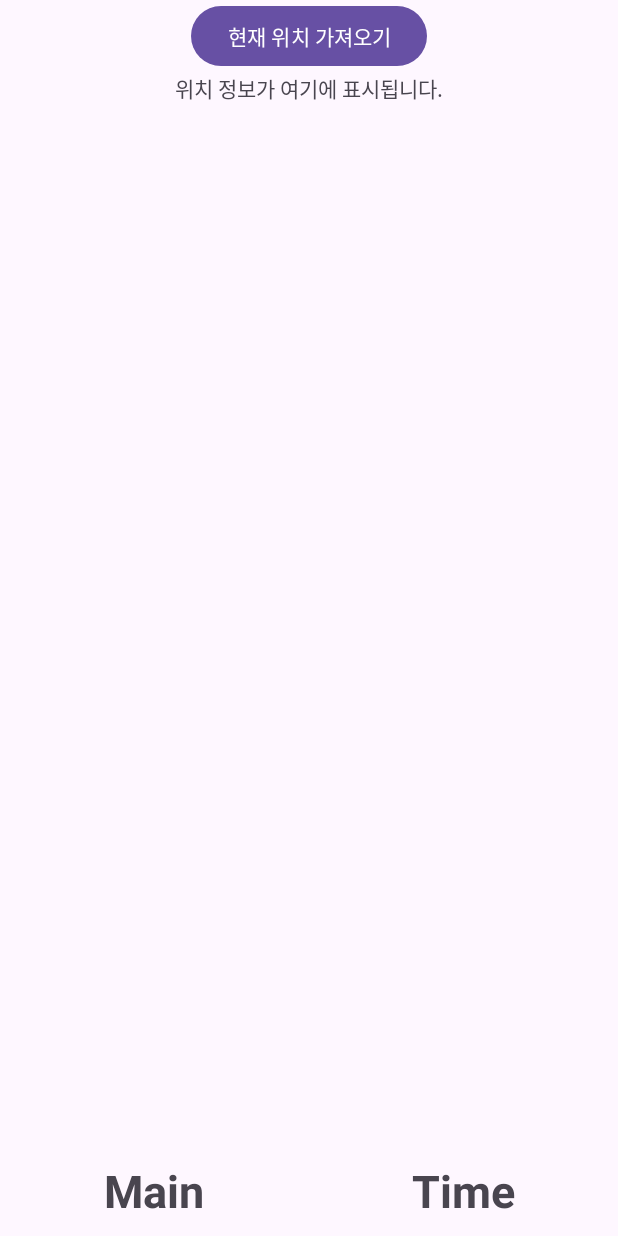
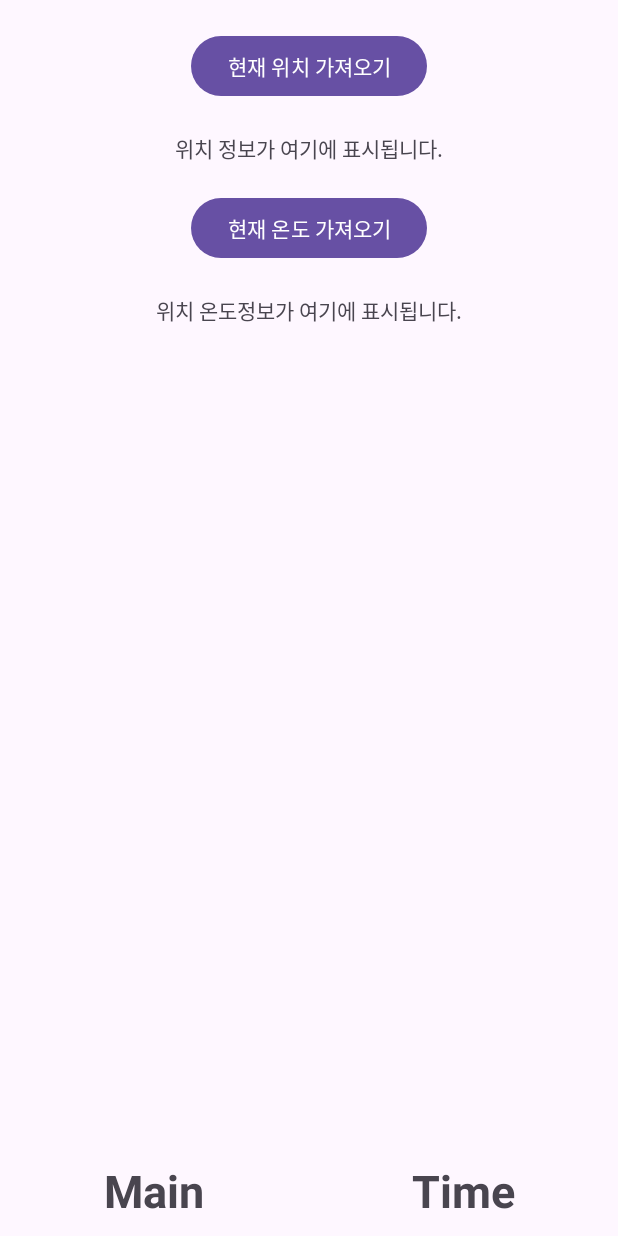
Before and after one commit to pyowonsik/OndoOtdo, an Android app: the screen it shows after launch (MainActivity), on a phone screen of 412 x 824 dp. Run offline under Robolectric (Android 15) with nearby library versions, the phone set to English and light mode, and no system bars; our stand-ins replace data binding.

Commit message:
feat : temperature 불러오기

```diff
--- a/app/src/main/AndroidManifest.xml
+++ b/app/src/main/AndroidManifest.xml
@@ -3,6 +3,7 @@
     xmlns:tools="http://schemas.android.com/tools">
 
 
+    <uses-permission android:name="android.permission.INTERNET"/>
     <uses-permission android:name="android.permission.ACCESS_COARSE_LOCATION"/>
     <uses-permission android:name="android.permission.ACCESS_FINE_LOCATION"/>
     <uses-permission android:name="android.permission.ACCESS_BACKGROUND_LOCATION"/>
--- a/app/src/main/java/com/wspyo/ondootdo/MainFragment.kt
+++ b/app/src/main/java/com/wspyo/ondootdo/MainFragment.kt
@@ -24,11 +24,13 @@ import com.google.android.gms.location.LocationServices
 import com.wspyo.ondootdo.databinding.ActivityMainBinding
 import com.wspyo.ondootdo.databinding.FragmentMainBinding
 import com.wspyo.ondootdo.viewModel.LocationViewModel
+import com.wspyo.ondootdo.viewModel.TemperatureViewModel
 
 class MainFragment : Fragment() {
 
     private lateinit var binding: FragmentMainBinding
-    private  val locationViewModel : LocationViewModel by activityViewModels()
+    private val locationViewModel : LocationViewModel by activityViewModels()
+    private val temperatureViewModel : TemperatureViewModel by activityViewModels()
 
     private val requestPermissionLauncher =
         registerForActivityResult(ActivityResultContracts.RequestMultiplePermissions()) { permissions ->
@@ -72,17 +74,24 @@ class MainFragment : Fragment() {
             }
         }
 
-//        binding.getTemperatureButton.setOnClickListener{
-//            val latitude = locationViewModel.latitude
-//            val longitude = locationViewModel.longitude
-//
-//            Log.d("MainActivity",latitude.value.toString())
-//            Log.d("MainActivity",longitude.value.toString())
-//        }
+        binding.getTemperatureButton.setOnClickListener{
+            val latitude = locationViewModel.latitude
+            val longitude = locationViewModel.longitude
+
+            Log.d("MainActivity",latitude.value.toString())
+            Log.d("MainActivity",longitude.value.toString())
+            temperatureViewModel.getCurrentTemperature(latitude.value.toString().toDouble(),longitude.value.toString().toDouble(),"dd488c2e7a32df4bc1e362d36f4a53ad")
+        }
+
+        temperatureViewModel.temperature.observe(requireActivity()){
+            binding.TemperatureTextView.text = "현재 온도 : ${it.toString()}"
+        }
+
 
         binding.timeFragmentTab.setOnClickListener(){
             it.findNavController().navigate(R.id.action_mainFragment_to_settingFragment)
         }
+
 
         return binding.root
     }
--- a/app/src/main/java/com/wspyo/ondootdo/api/RetrofitInstance.kt
+++ b/app/src/main/java/com/wspyo/ondootdo/api/RetrofitInstance.kt
@@ -1,4 +1,19 @@
 package com.wspyo.ondootdo.api
 
+import retrofit2.Retrofit
+import retrofit2.converter.gson.GsonConverterFactory
+
 object RetrofitInstance {
+
+    val BASE_URL = "https://api.openweathermap.org/data/2.5/"
+
+    val client = Retrofit
+        .Builder()
+        .baseUrl(BASE_URL)
+        .addConverterFactory(GsonConverterFactory.create())
+        .build()
+
+    fun getInstance() : Retrofit {
+        return client
+    }
 }
--- a/app/src/main/java/com/wspyo/ondootdo/api/TemperatureApi.kt
+++ b/app/src/main/java/com/wspyo/ondootdo/api/TemperatureApi.kt
@@ -1,4 +1,14 @@
 package com.wspyo.ondootdo.api
 
+import com.wspyo.ondootdo.model.WeatherResponse
+import retrofit2.http.GET
+import retrofit2.http.Query
+
 interface TemperatureApi {
+    @GET("weather")
+    suspend fun getCurrentTemperature(
+        @Query("lat") lat: Double,
+        @Query("lon") lon: Double,
+        @Query("appid") apiId: String
+    ) : WeatherResponse
 }
--- a/app/src/main/java/com/wspyo/ondootdo/model/Temperature.kt
+++ /dev/null
@@ -1,6 +0,0 @@
-package com.wspyo.ondootdo.model
-
-// retrofit의 반환 값은 model 로 매핑
-data class Temperature(
-    val temperature : Double,
-)
--- a/app/src/main/java/com/wspyo/ondootdo/repository/TemperatureRepository.kt
+++ b/app/src/main/java/com/wspyo/ondootdo/repository/TemperatureRepository.kt
@@ -1,4 +1,9 @@
 package com.wspyo.ondootdo.repository
 
+import com.wspyo.ondootdo.api.RetrofitInstance
+import com.wspyo.ondootdo.api.TemperatureApi
+
 class TemperatureRepository {
+    val retrofitInstance = RetrofitInstance.getInstance().create(TemperatureApi::class.java)
+    suspend fun getCurrentTemperature(lat : Double , lon : Double , apiId : String ) = retrofitInstance.getCurrentTemperature(lat,lon,apiId)
 }
--- a/app/src/main/java/com/wspyo/ondootdo/viewModel/TemperatureViewModel.kt
+++ b/app/src/main/java/com/wspyo/ondootdo/viewModel/TemperatureViewModel.kt
@@ -1,4 +1,31 @@
 package com.wspyo.ondootdo.viewModel
 
-class TemperatureViewModel {
+import android.app.Application
+import android.util.Log
+import androidx.lifecycle.AndroidViewModel
+import androidx.lifecycle.LiveData
+import androidx.lifecycle.MutableLiveData
+import androidx.lifecycle.viewModelScope
+import com.wspyo.ondootdo.model.WeatherResponse
+
+import com.wspyo.ondootdo.repository.TemperatureRepository
+import kotlinx.coroutines.launch
+
+class TemperatureViewModel(application: Application) : AndroidViewModel(application){
+
+    private var _weatherResponse = MutableLiveData<WeatherResponse>()
+    val weatherResponse : LiveData<WeatherResponse>
+        get() = _weatherResponse
+
+    private var _temperature = MutableLiveData<Double>()
+    val temperature : LiveData<Double>
+        get() = _temperature
+
+    val temperatureRepository = TemperatureRepository()
+
+    fun getCurrentTemperature(lat : Double,lon : Double , apiId : String) = viewModelScope.launch{
+        _weatherResponse.value = temperatureRepository.getCurrentTemperature(lat,lon,apiId)
+        _temperature.value = _weatherResponse.value!!.main.getTempInCelsius()
+    }
+
 }
--- a/app/src/main/res/layout/fragment_main.xml
+++ b/app/src/main/res/layout/fragment_main.xml
@@ -13,6 +13,7 @@
             android:layout_height="match_parent">
 
             <Button
+                android:layout_margin="20dp"
                 android:id="@+id/getLocationButton"
                 android:layout_width="wrap_content"
                 android:layout_height="wrap_content"
@@ -23,6 +24,7 @@
                 app:layout_constraintTop_toTopOf="parent" />
 
             <TextView
+                android:layout_margin="20dp"
                 android:id="@+id/locationTextView"
                 android:layout_width="wrap_content"
                 android:layout_height="wrap_content"
@@ -31,6 +33,28 @@
                 app:layout_constraintEnd_toEndOf="parent"
                 app:layout_constraintStart_toStartOf="parent"
                 app:layout_constraintTop_toBottomOf="@+id/getLocationButton" />
+
+            <Button
+                android:layout_margin="40dp"
+                android:id="@+id/getTemperatureButton"
+                android:layout_width="wrap_content"
+                android:layout_height="wrap_content"
+                android:layout_gravity="center_horizontal"
+                android:text="현재 온도 가져오기"
+                app:layout_constraintEnd_toEndOf="parent"
+                app:layout_constraintStart_toStartOf="parent"
+                app:layout_constraintTop_toTopOf="@+id/locationTextView" />
+
+            <TextView
+                android:layout_margin="20dp"
+                android:id="@+id/TemperatureTextView"
+                android:layout_width="wrap_content"
+                android:layout_height="wrap_content"
+                android:layout_gravity="center_horizontal"
+                android:text="위치 온도정보가 여기에 표시됩니다."
+                app:layout_constraintEnd_toEndOf="parent"
+                app:layout_constraintStart_toStartOf="parent"
+                app:layout_constraintTop_toBottomOf="@+id/getTemperatureButton" />
 
 
             <LinearLayout
```
Also changed, not shown: app/build.gradle.kts (+5 -5 lines), app/src/main/java/com/wspyo/ondootdo/model/Main.kt (added, +18 -0 lines), app/src/main/java/com/wspyo/ondootdo/model/WeatherResponse.kt (added, +7 -0 lines).
